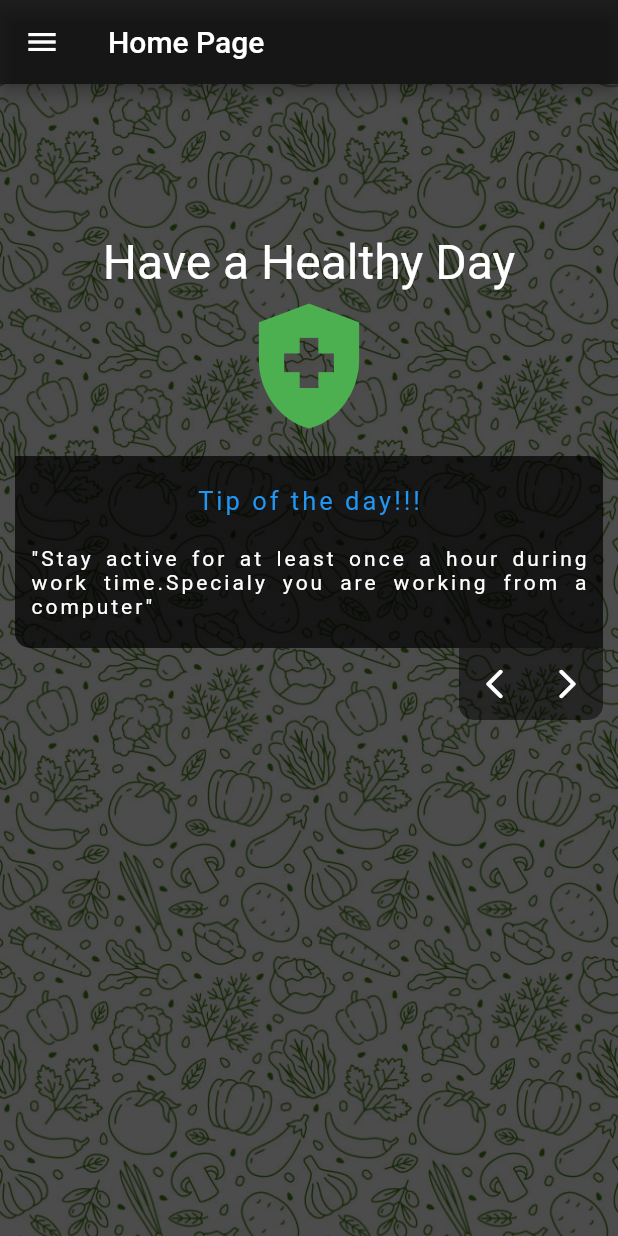
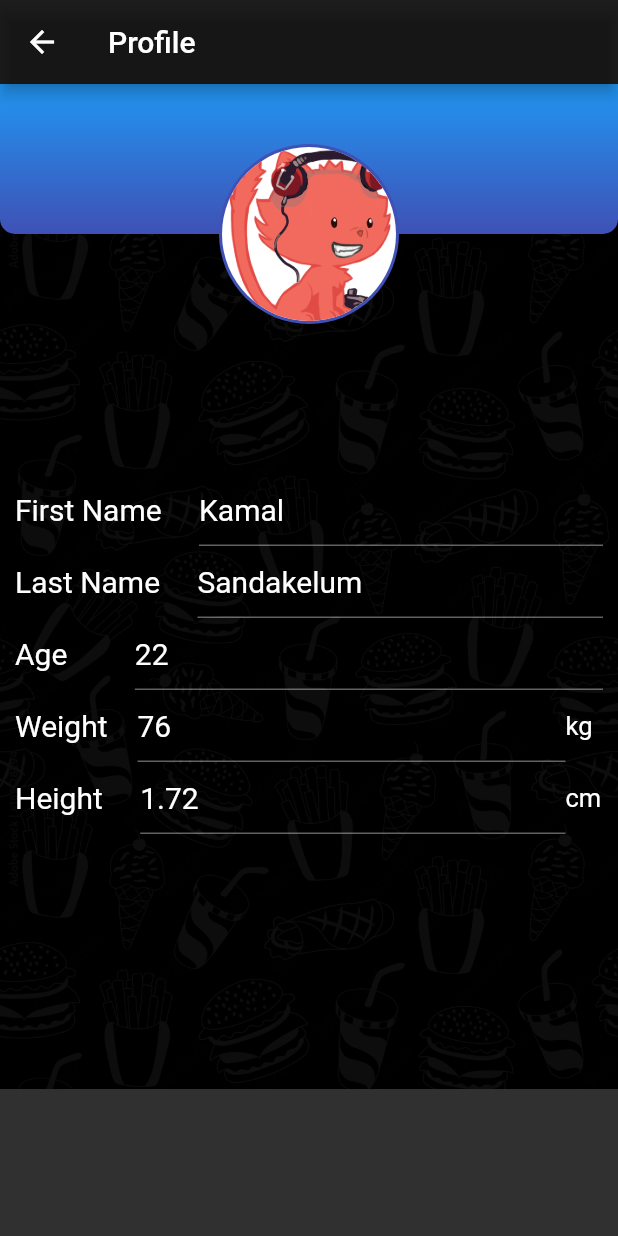
Before and after one commit to Dietary-Project-Sem-05/dietary, a Flutter app: the HomePage screen opened directly, in the side drawer, after a tap on "Profile", on a phone screen of 412 x 824 dp. Run offline on Flutter 3.47's test engine with Material 2 defaults, Android fonts, the phone set to English and light mode, and no system bars; our stand-ins replace bottom_navy_bar, fluttertoast, google_fonts, shared_preferences, sqflite; accounts and stored records are empty.

Commit message:
Completed UI and Refined UI

```diff
--- a/lib/screens/food.dart
+++ b/lib/screens/food.dart
@@ -175,7 +175,7 @@ class _FoodPageState extends State<FoodPage> {
                       }
                   ),
                 ),
-                _addNewFood(),
+                _addNewFood(), // TODO: add a floating button to add new food
               ],
             ),
           ],
--- a/lib/screens/home_page.dart
+++ b/lib/screens/home_page.dart
@@ -1,4 +1,9 @@
+import 'package:dietary_project/screens/login_page.dart';
+import 'package:dietary_project/screens/profile.dart';
+import 'package:dietary_project/screens/settings.dart';
 import 'package:flutter/material.dart';
+
+import 'faq.dart';
 
 class NavDrawer extends StatelessWidget {
   @override
@@ -33,30 +38,60 @@ class NavDrawer extends StatelessWidget {
                   ),
                 ),
               ),
-              ListTile(
-                leading: Icon(Icons.input,),
-                title: Text('Welcome'),
-                onTap: () => {},
-              ),
+              // ListTile(
+              //   leading: Icon(Icons.input,),
+              //   title: Text('Welcome'),
+              //   onTap: () => {
+              //     Navigator.push(
+              //         context,
+              //         MaterialPageRoute(builder: (context) => LogInPage()
+              //         )
+              //     ),
+              //   },
+              // ),
               ListTile(
                 leading: Icon(Icons.verified_user),
                 title: Text('Profile'),
-                onTap: () => {Navigator.of(context).pop()},
+                onTap: () => {
+                  Navigator.push(
+                      context,
+                      MaterialPageRoute(builder: (context) => ProfilePage()
+                      )
+                  ),
+                },
               ),
               ListTile(
                 leading: Icon(Icons.settings),
                 title: Text('Settings'),
-                onTap: () => {Navigator.of(context).pop()},
+                onTap: () => {
+                  Navigator.push(
+                      context,
+                      MaterialPageRoute(builder: (context) => SettingsPage()
+                      )
+                  ),
+                },
               ),
               ListTile(
                 leading: Icon(Icons.border_color),
                 title: Text('FAQ'),
-                onTap: () => {Navigator.of(context).pop()},
+                onTap: () => {
+                  Navigator.push(
+                      context,
+                      MaterialPageRoute(builder: (context) => FaqPage()
+                      )
+                  ),
+                },
               ),
               ListTile(
                 leading: Icon(Icons.exit_to_app),
                 title: Text('Logout'),
-                onTap: () => {Navigator.of(context).pop()},
+                onTap: () => {
+                  Navigator.push(
+                      context,
+                      MaterialPageRoute(builder: (context) => LogInPage()
+                      )
+                  ),
+                },
               ),
             ],
           ),
--- /dev/null
+++ b/lib/screens/profile.dart
@@ -0,0 +1,240 @@
+import "package:flutter/material.dart";
+
+class ProfilePage extends StatefulWidget{
+  const ProfilePage({super.key});
+
+  @override
+  State<ProfilePage> createState() => _ProfilePageState();
+}
+
+class _ProfilePageState extends State<ProfilePage>{
+
+  bool isSwitched = false;
+
+  void toggleSwitch(bool value){
+    if(isSwitched == false){
+      setState(() {
+        isSwitched = true;
+      });
+    }
+    else{
+      setState(() {
+        isSwitched = false;
+      });
+    }
+  }
+
+  @override
+  Widget build(BuildContext context){
+    return Scaffold(
+      appBar: AppBar(
+        title: const Text('Profile'),
+        backgroundColor: Colors.black38,
+      ),
+      body: Container(
+          decoration: const BoxDecoration(
+              image: DecorationImage(
+                  image: AssetImage("lib/assets/images/drawer_img.jpg"),
+                  repeat: ImageRepeat.repeat
+              )
+
+          ),
+          child: SingleChildScrollView(
+            child: Container(
+              height: 670,
+                width: double.infinity,
+                color: Colors.black.withOpacity(0.95),
+                child: Column(
+                  children: [
+                    Stack(
+                      children: [
+                        Container(
+                          width: double.infinity,
+                          height: 100,
+                          decoration: const BoxDecoration(
+                              gradient: LinearGradient(
+                                begin: Alignment.topCenter,
+                                end: Alignment.bottomCenter,
+                                colors: [
+                                  Colors.blue,
+                                  Colors.indigo,
+                                ],
+                              ),
+                              borderRadius: BorderRadius.only(
+                                bottomRight: Radius.circular(10),
+                                bottomLeft: Radius.circular(10),
+                              )
+                          ),
+                        ),
+                        Column(
+                          children: [
+                            SizedBox(height: 40),
+                            Container(
+                              alignment: Alignment.center,
+                              child: CircleAvatar(
+                                backgroundColor: Colors.indigo,
+                                radius: 60,
+                                child: CircleAvatar(
+                                  backgroundImage: AssetImage("lib/assets/images/avatar.png"),
+                                  backgroundColor: Colors.white,
+                                  radius: 58,
+                                ),
+                              )
+
+                            )
+                          ],
+                        )
+
+                      ],
+                    ),
+
+                    Container(
+                      width: double.infinity,
+                      margin: EdgeInsets.only(
+                          top: 100,
+                        bottom: 100,
+                        left: 10,
+                        right: 10
+                      ),
+                      child: Column(
+                        crossAxisAlignment: CrossAxisAlignment.center,
+                        children: [
+                          Row(
+                            children: [
+                              Text(
+                                "First Name ",
+                                style: TextStyle(
+                                  fontSize: 20,
+                                ),
+                              ),
+                              SizedBox(width: 20,),
+                              Expanded(
+                                  child: TextFormField(
+                                    initialValue: "Kamal",
+                                    autofocus: false,
+                                    style: TextStyle(
+                                        fontSize: 20
+                                    ),
+                                  )
+                              )
+
+                            ],
+                          ),
+                          Row(
+                            children: [
+                              Text(
+                                "Last Name ",
+                                style: TextStyle(
+                                  fontSize: 20,
+                                ),
+                              ),
+                              SizedBox(width: 20,),
+                              Expanded(
+                                  child: TextFormField(
+                                    initialValue: "Sandakelum",
+                                    autofocus: false,
+                                    style: TextStyle(
+                                        fontSize: 20
+                                    ),
+                                  )
+                              )
+
+                            ],
+                          ),
+                          Row(
+                            children: [
+                              Text(
+                                "Age",
+                                style: TextStyle(
+                                  fontSize: 20,
+                                ),
+                              ),
+                              SizedBox(width: 45,),
+                              Expanded(
+                                  child: TextFormField(
+                                    initialValue: "22",
+                                    autofocus: false,
+                                    style: TextStyle(
+                                        fontSize: 20
+                                    ),
+                                  )
+                              )
+
+                            ],
+                          ),
+                          Row(
+                            children: [
+                              Text(
+                                "Weight",
+                                style: TextStyle(
+                                  fontSize: 20,
+                                ),
+                              ),
+                              SizedBox(width: 20,),
+                              Expanded(
+                                  child: TextFormField(
+                                    initialValue: "76",
+                                    autofocus: false,
+                                    style: TextStyle(
+                                        fontSize: 20
+                                    ),
+                                  )
+                              ),
+                              const SizedBox(
+                                width: 25,
+                                child: Text(
+                                  "kg",
+                                  style: TextStyle(
+                                    fontSize: 17,
+                                  ),
+                                ),
+                              )
+
+                            ],
+                          ),
+                          Row(
+                            children: [
+                              const Text(
+                                "Height",
+                                style: TextStyle(
+                                  fontSize: 20,
+                                ),
+                              ),
+                              SizedBox(width: 25,),
+                              Expanded(
+                                  child: TextFormField(
+                                    initialValue: "1.72",
+                                    autofocus: false,
+                                    style: TextStyle(
+                                        fontSize: 20
+                                    ),
+                                  )
+                              ),
+                              SizedBox(
+                                width: 25,
+                                child: Text(
+                                  "cm",
+                                  style: TextStyle(
+                                    fontSize: 17,
+                                  ),
+                                ),
+                              )
+
+
+                            ],
+                          ),
+                        ],
+                      ),
+                    ),
+
+                  ],
+                )
+            ),
+          )
+
+
+      ),
+
+    );
+  }
+}
```
Also changed, not shown: lib/screens/faq.dart (added, +40 -0 lines), lib/screens/settings.dart (added, +79 -0 lines), lib/assets/images/avatar.png (added).
